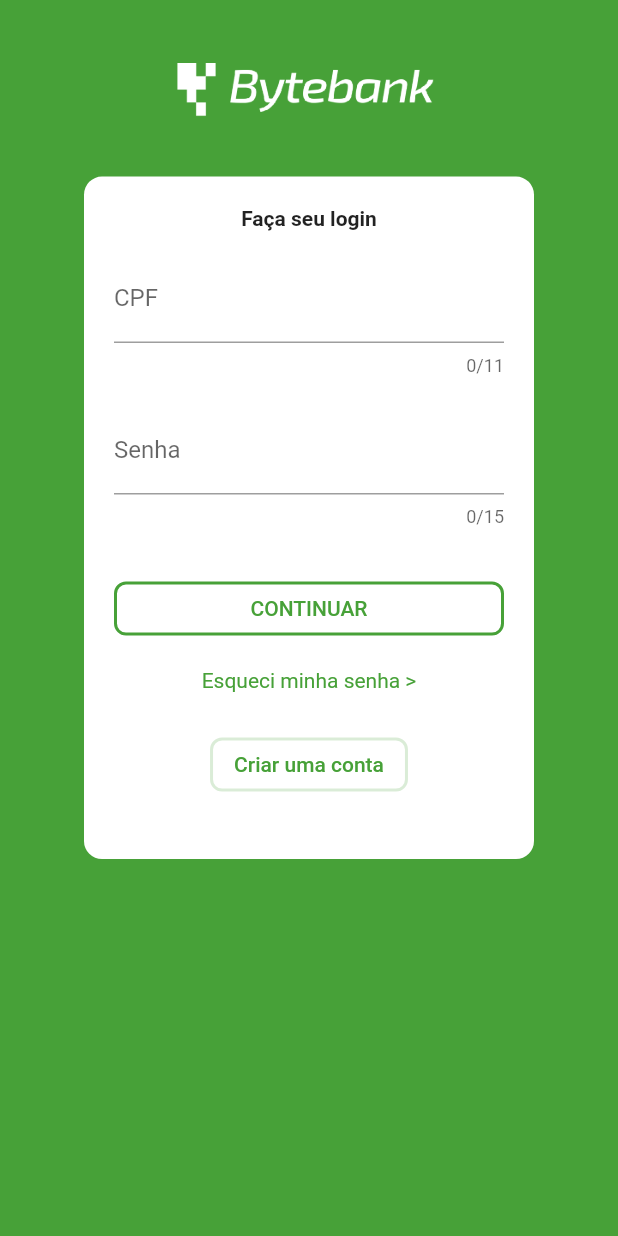
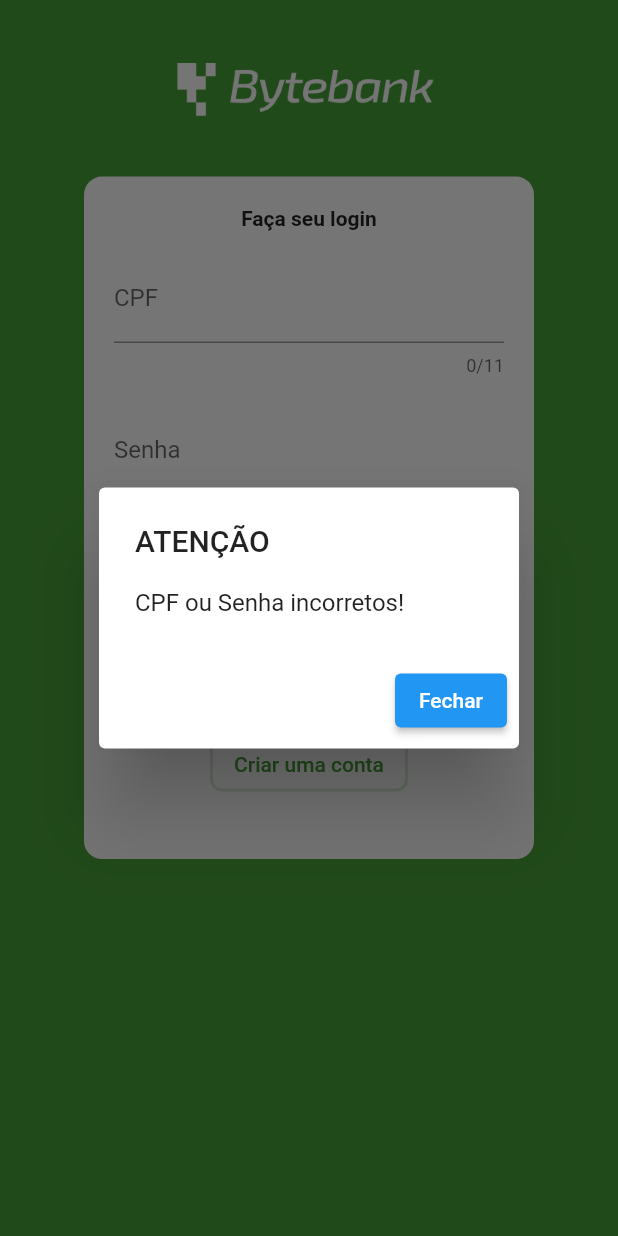
Before and after one commit to AndressaCode/flutter_estados, a Flutter app: the screen it shows after launch, after a tap on "CONTINUAR", on a phone screen of 412 x 824 dp. Run offline on Flutter 3.47's test engine with Material 2 defaults, Android fonts, the phone set to English and light mode, and no system bars.

Commit message:
Inserindo um showDialog de dados 'incorretos'

```diff
--- a/lib/screens/autenticacao/login.dart
+++ b/lib/screens/autenticacao/login.dart
@@ -10,9 +10,7 @@ class Login extends StatelessWidget {
   @override
   Widget build(BuildContext context) {
     return Scaffold(
-      backgroundColor: Theme
-          .of(context)
-          .accentColor,
+      backgroundColor: Theme.of(context).accentColor,
       body: Padding(
         padding: EdgeInsets.only(top: 30.0),
         child: SingleChildScrollView(
@@ -47,9 +45,7 @@ class Login extends StatelessWidget {
                             fontWeight: FontWeight.bold,
                           ),
                         ),
-
                         SizedBox(height: 16.0),
-
                         TextField(
                           decoration: InputDecoration(
                             labelText: 'CPF',
@@ -58,9 +54,7 @@ class Login extends StatelessWidget {
                           maxLength: 11,
                           controller: _cpfController,
                         ),
-
                         SizedBox(height: 20.0),
-
                         TextField(
                           decoration: InputDecoration(
                             labelText: 'Senha',
@@ -69,9 +63,7 @@ class Login extends StatelessWidget {
                           maxLength: 15,
                           controller: _senhaController,
                         ),
-
                         SizedBox(height: 30),
-
                         SizedBox(
                           width: double.infinity,
                           child: OutlinedButton(
@@ -81,37 +73,55 @@ class Login extends StatelessWidget {
                               ),
                               side: BorderSide(
                                 width: 2,
-                                  color: Theme
-                                      .of(context)
-                                      .accentColor,
+                                color: Theme.of(context).accentColor,
                               ),
                             ),
                             onPressed: () {
                               if (_validaCampos()) {
                                 Navigator.pushAndRemoveUntil(
-                                      context, MaterialPageRoute(
+                                    context,
+                                    MaterialPageRoute(
                                       builder: (context) => Dashboard(),
                                     ),
-                                          (route) => false
+                                    (route) => false);
+                              } else {
+                                showDialog(
+                                  context: context,
+                                  builder: (BuildContext context) {
+                                    return AlertDialog(
+                                      title: Text(
+                                        'ATENÇÃO',
+                                      ),
+                                      content: Text('CPF ou Senha incorretos!'),
+                                      actions: [
+                                        ElevatedButton(
+                                          onPressed: () {
+                                            Navigator.pop(context);
+                                          },
+                                          child: Text('Fechar'),
+                                        )
+                                      ],
+                                    );
+                                  },
                                 );
                               }
                             },
-                              child: Text('CONTINUAR', style: TextStyle(
-                                color: Theme.of(context).accentColor,
-                              ),),
-                            ),
-                        ),
-
-                        SizedBox(height: 16),
-
-                        Text('Esqueci minha senha >',
+                            child: Text(
+                              'CONTINUAR',
                               style: TextStyle(
                                 color: Theme.of(context).accentColor,
                               ),
                             ),
-
+                          ),
+                        ),
+                        SizedBox(height: 16),
+                        Text(
+                          'Esqueci minha senha >',
+                          style: TextStyle(
+                            color: Theme.of(context).accentColor,
+                          ),
+                        ),
                         SizedBox(height: 24),
-
                         OutlinedButton(
                           style: OutlinedButton.styleFrom(
                             shape: RoundedRectangleBorder(
@@ -123,7 +133,8 @@ class Login extends StatelessWidget {
                             ),
                           ),
                           onPressed: () {},
-                            child: Text('Criar uma conta',
+                          child: Text(
+                            'Criar uma conta',
                             style: TextStyle(
                               color: Theme.of(context).accentColor,
                             ),
```
Lines whose indentation alone changed are shown as unchanged.
